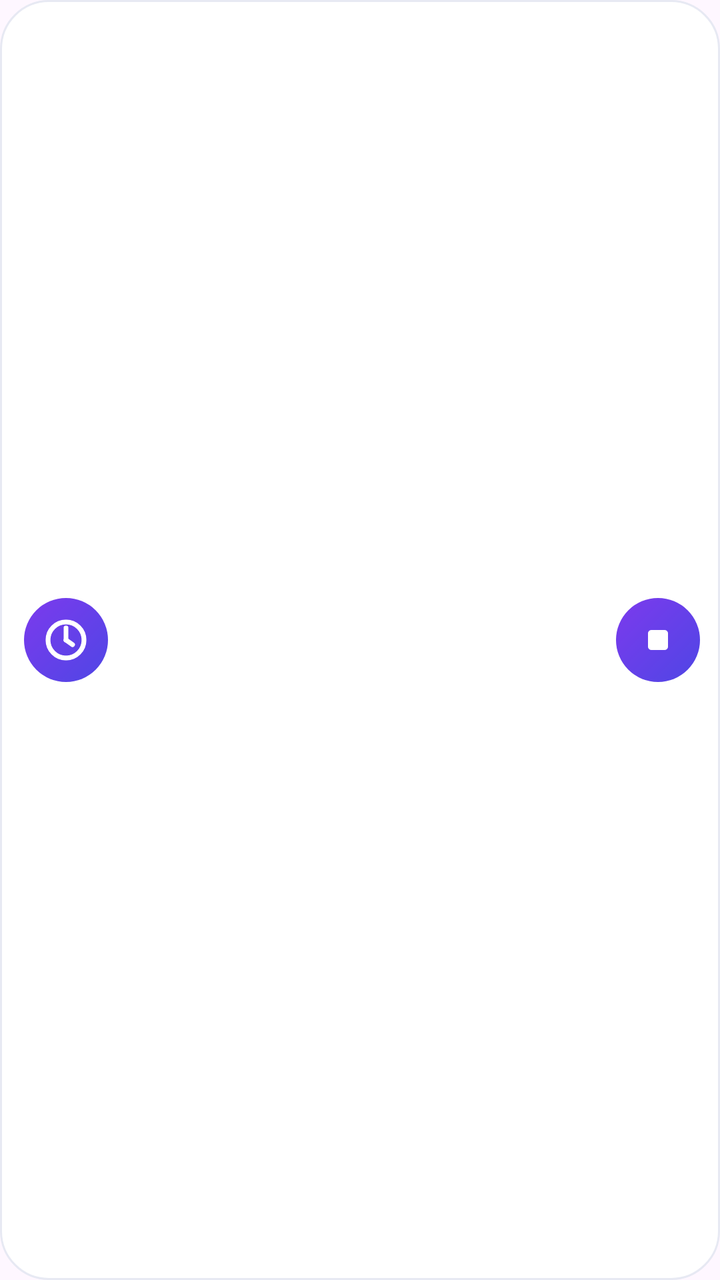
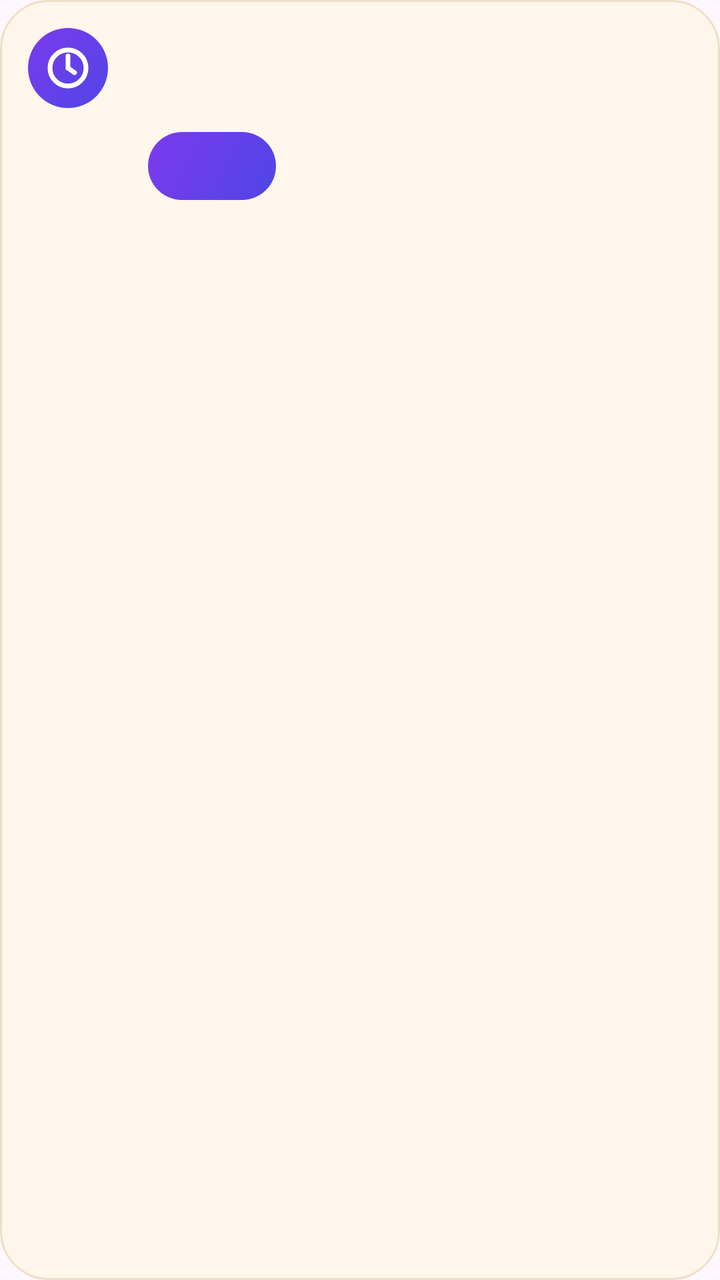

Two renders of the same Android screen: before a commit and after it. Below are the layout's source before the change and the commit's diff.
<!-- AndroidManifest.xml: application theme Theme.DaxiaoWeekAlarm -->
<!-- res/layout/float_alarm.xml -->
<?xml version="1.0" encoding="utf-8"?>
<LinearLayout xmlns:android="http://schemas.android.com/apk/res/android"
    android:layout_width="match_parent"
    android:layout_height="wrap_content"
    android:background="@drawable/bg_float_card"
    android:gravity="center_vertical"
    android:orientation="horizontal"
    android:paddingStart="12dp"
    android:paddingTop="10dp"
    android:paddingEnd="10dp"
    android:paddingBottom="10dp">

    <ImageView
        android:layout_width="42dp"
        android:layout_height="42dp"
        android:background="@drawable/bg_notif_icon"
        android:contentDescription="@null"
        android:padding="9dp"
        android:src="@drawable/ic_notification" />

    <LinearLayout
        android:layout_width="0dp"
        android:layout_height="wrap_content"
        android:layout_marginStart="11dp"
        android:layout_weight="1"
        android:orientation="vertical">

        <TextView
            android:id="@+id/fa_title"
            android:layout_width="match_parent"
            android:layout_height="wrap_content"
            android:ellipsize="end"
            android:includeFontPadding="false"
            android:maxLines="1"
            android:textColor="@color/ink"
            android:textSize="16sp"
            android:textStyle="bold" />

        <TextView
            android:id="@+id/fa_sub"
            android:layout_width="match_parent"
            android:layout_height="wrap_content"
            android:layout_marginTop="3dp"
            android:ellipsize="end"
            android:includeFontPadding="false"
            android:maxLines="1"
            android:textColor="@color/sub"
            android:textSize="12sp" />
    </LinearLayout>

    
    <ImageButton
        android:id="@+id/fa_snooze"
        android:layout_width="42dp"
        android:layout_height="42dp"
        android:layout_marginStart="6dp"
        android:background="@drawable/bg_float_btn_outline"
        android:contentDescription="稍后再响"
        android:padding="10dp"
        android:scaleType="fitCenter"
        android:src="@drawable/ic_notif_snooze"
        android:tint="@color/indigo"
        android:visibility="gone" />

    
    <ImageButton
        android:id="@+id/fa_stop"
        android:layout_width="42dp"
        android:layout_height="42dp"
        android:layout_marginStart="8dp"
        android:background="@drawable/bg_float_btn_solid"
        android:contentDescription="停止"
        android:padding="11dp"
        android:scaleType="fitCenter"
        android:src="@drawable/ic_float_stop"
        android:tint="@color/white" />
</LinearLayout>
<!-- resources referenced by this layout -->
<resources>
  <color name="indigo">#4F46E5</color>
  <color name="ink">#1E2235</color>
  <color name="sub">#6B7189</color>
  <color name="white">#FFFFFFFF</color>
  <!-- drawable bg_float_btn_outline (drawable) -->
  <?xml version="1.0" encoding="utf-8"?>
  <shape xmlns:android="http://schemas.android.com/apk/res/android"
      android:shape="oval">
      <solid android:color="@android:color/transparent" />
      <stroke
          android:width="1.5dp"
          android:color="@color/indigo" />
  </shape>
  <!-- drawable bg_float_btn_solid (drawable) -->
  <?xml version="1.0" encoding="utf-8"?>
  <shape xmlns:android="http://schemas.android.com/apk/res/android"
      android:shape="oval">
      <gradient
          android:angle="135"
          android:startColor="@color/indigo"
          android:endColor="@color/violet" />
  </shape>
  <!-- drawable bg_float_card (drawable) -->
  <?xml version="1.0" encoding="utf-8"?>
  <shape xmlns:android="http://schemas.android.com/apk/res/android"
      android:shape="rectangle">
      <solid android:color="@color/card" />
      <stroke
          android:width="1dp"
          android:color="@color/line" />
      <corners android:radius="24dp" />
  </shape>
  <!-- drawable bg_notif_icon (drawable) -->
  <?xml version="1.0" encoding="utf-8"?>
  <shape xmlns:android="http://schemas.android.com/apk/res/android"
      android:shape="oval">
      <gradient
          android:angle="135"
          android:startColor="@color/indigo"
          android:endColor="@color/violet" />
  </shape>
  <!-- drawable ic_float_stop (drawable) -->
  <?xml version="1.0" encoding="utf-8"?>
  <vector xmlns:android="http://schemas.android.com/apk/res/android"
      android:width="24dp"
      android:height="24dp"
      android:viewportWidth="24"
      android:viewportHeight="24">
      <path
          android:fillColor="#FFFFFFFF"
          android:pathData="M8,6h8a2,2 0 0 1 2,2v8a2,2 0 0 1 -2,2H8a2,2 0 0 1 -2,-2V8a2,2 0 0 1 2,-2z" />
  </vector>
  <!-- drawable ic_notif_snooze (drawable) -->
  <?xml version="1.0" encoding="utf-8"?>
  <vector xmlns:android="http://schemas.android.com/apk/res/android"
      android:width="24dp"
      android:height="24dp"
      android:viewportWidth="24"
      android:viewportHeight="24">
      <path
          android:fillColor="#FFFFFFFF"
          android:pathData="M12,2C6.48,2 2,6.48 2,12s4.48,10 10,10 10,-4.48 10,-10S17.52,2 12,2zM12,20c-4.41,0 -8,-3.59 -8,-8s3.59,-8 8,-8 8,3.59 8,8 -3.59,8 -8,8z" />
      <path
          android:fillColor="#FFFFFFFF"
          android:pathData="M12.5,7L11,7v6l5.25,3.15 0.75,-1.23 -4.5,-2.67z" />
  </vector>
  <!-- drawable ic_notification (drawable) -->
  <?xml version="1.0" encoding="utf-8"?>
  <vector xmlns:android="http://schemas.android.com/apk/res/android"
      android:width="24dp"
      android:height="24dp"
      android:viewportWidth="24"
      android:viewportHeight="24">
      
      <path
          android:fillColor="#00000000"
          android:pathData="M12,12 m-9,0 a9,9 0 1,0 18,0 a9,9 0 1,0 -18,0"
          android:strokeColor="#FFFFFF"
          android:strokeWidth="2.4" />
      
      <path
          android:fillColor="#00000000"
          android:pathData="M12,12 L12,6"
          android:strokeColor="#FFFFFF"
          android:strokeLineCap="round"
          android:strokeWidth="2.4" />
      
      <path
          android:fillColor="#00000000"
          android:pathData="M12,12 L15.26,14.32"
          android:strokeColor="#FFFFFF"
          android:strokeLineCap="round"
          android:strokeWidth="2.4" />
  </vector>
  <style name="Theme.DaxiaoWeekAlarm" parent="Theme.Material3.DayNight.NoActionBar">
          <item name="colorPrimary">@color/indigo</item>
          <item name="colorPrimaryVariant">@color/indigo_dark</item>
          <item name="colorOnPrimary">@color/white</item>
          <item name="android:statusBarColor">@color/bg</item>
          <item name="android:windowLightStatusBar">true</item>
      </style>
  <color name="violet">#7C3AED</color>
  <color name="card">#FFFFFF</color>
  <color name="line">#E7E9F3</color>
  <color name="indigo_dark">#4338CA</color>
  <color name="bg">#F4F5FB</color>
</resources>

<!-- the commit's change to res/layout/float_alarm.xml (unified diff, before → after) -->
@@ -3,75 +3,94 @@
     android:layout_width="match_parent"
     android:layout_height="wrap_content"
     android:background="@drawable/bg_float_card"
-    android:gravity="center_vertical"
-    android:orientation="horizontal"
-    android:paddingStart="12dp"
-    android:paddingTop="10dp"
-    android:paddingEnd="10dp"
-    android:paddingBottom="10dp">
-
-    <ImageView
-        android:layout_width="42dp"
-        android:layout_height="42dp"
-        android:background="@drawable/bg_notif_icon"
-        android:contentDescription="@null"
-        android:padding="9dp"
-        android:src="@drawable/ic_notification" />
+    android:orientation="vertical"
+    android:paddingStart="14dp"
+    android:paddingTop="14dp"
+    android:paddingEnd="14dp"
+    android:paddingBottom="12dp">
 
     <LinearLayout
-        android:layout_width="0dp"
+        android:layout_width="match_parent"
         android:layout_height="wrap_content"
-        android:layout_marginStart="11dp"
-        android:layout_weight="1"
-        android:orientation="vertical">
+        android:orientation="horizontal">
 
-        <TextView
-            android:id="@+id/fa_title"
-            android:layout_width="match_parent"
+        <ImageView
+            android:layout_width="40dp"
+            android:layout_height="40dp"
+            android:background="@drawable/bg_notif_icon"
+            android:contentDescription="@null"
+            android:padding="8dp"
+            android:src="@drawable/ic_notification" />
+
+        <LinearLayout
+            android:layout_width="0dp"
             android:layout_height="wrap_content"
-            android:ellipsize="end"
-            android:includeFontPadding="false"
-            android:maxLines="1"
-            android:textColor="@color/ink"
-            android:textSize="16sp"
-            android:textStyle="bold" />
+            android:layout_marginStart="12dp"
+            android:layout_weight="1"
+            android:orientation="vertical">
 
-        <TextView
-            android:id="@+id/fa_sub"
-            android:layout_width="match_parent"
-            android:layout_height="wrap_content"
-            android:layout_marginTop="3dp"
-            android:ellipsize="end"
-            android:includeFontPadding="false"
-            android:maxLines="1"
-            android:textColor="@color/sub"
-            android:textSize="12sp" />
+            <TextView
+                android:id="@+id/fa_title"
+                android:layout_width="match_parent"
+                android:layout_height="wrap_content"
+                android:ellipsize="end"
+                android:includeFontPadding="false"
+                android:maxLines="1"
+                android:textColor="@color/float_card_title"
+                android:textSize="16sp"
+                android:textStyle="bold" />
+
+            <TextView
+                android:id="@+id/fa_sub"
+                android:layout_width="match_parent"
+                android:layout_height="wrap_content"
+                android:layout_marginTop="3dp"
+                android:ellipsize="end"
+                android:includeFontPadding="false"
+                android:maxLines="1"
+                android:textColor="@color/float_card_sub"
+                android:textSize="12sp" />
+        </LinearLayout>
     </LinearLayout>
 
     
-    <ImageButton
-        android:id="@+id/fa_snooze"
-        android:layout_width="42dp"
-        android:layout_height="42dp"
-        android:layout_marginStart="6dp"
-        android:background="@drawable/bg_float_btn_outline"
-        android:contentDescription="稍后再响"
-        android:padding="10dp"
-        android:scaleType="fitCenter"
-        android:src="@drawable/ic_notif_snooze"
-        android:tint="@color/indigo"
-        android:visibility="gone" />
+    <LinearLayout
+        android:layout_width="match_parent"
+        android:layout_height="wrap_content"
+        android:layout_marginStart="52dp"
+        android:layout_marginTop="12dp"
+        android:orientation="horizontal">
 
-    
-    <ImageButton
-        android:id="@+id/fa_stop"
-        android:layout_width="42dp"
-        android:layout_height="42dp"
-        android:layout_marginStart="8dp"
-        android:background="@drawable/bg_float_btn_solid"
-        android:contentDescription="停止"
-        android:padding="11dp"
-        android:scaleType="fitCenter"
-        android:src="@drawable/ic_float_stop"
-        android:tint="@color/white" />
+        <TextView
+            android:id="@+id/fa_snooze"
+            android:layout_width="wrap_content"
+            android:layout_height="34dp"
+            android:background="@drawable/bg_notif_action_outline"
+            android:gravity="center"
+            android:includeFontPadding="false"
+            android:maxLines="1"
+            android:minWidth="64dp"
+            android:paddingStart="14dp"
+            android:paddingEnd="14dp"
+            android:textColor="@color/violet"
+            android:textSize="13sp"
+            android:textStyle="bold"
+            android:visibility="gone" />
+
+        <TextView
+            android:id="@+id/fa_stop"
+            android:layout_width="wrap_content"
+            android:layout_height="34dp"
+            android:layout_marginStart="8dp"
+            android:background="@drawable/bg_notif_action"
+            android:gravity="center"
+            android:includeFontPadding="false"
+            android:maxLines="1"
+            android:minWidth="64dp"
+            android:paddingStart="14dp"
+            android:paddingEnd="14dp"
+            android:textColor="@color/white"
+            android:textSize="13sp"
+            android:textStyle="bold" />
+    </LinearLayout>
 </LinearLayout>
<!-- resource entries referenced after the edit -->
@@ -1,36 +1,37 @@
 <!-- resources referenced by this layout -->
 <resources>
+  <color name="float_card_sub">#8A6A4E</color>
+  <color name="float_card_title">#2A2018</color>
   <color name="indigo">#4F46E5</color>
-  <color name="ink">#1E2235</color>
-  <color name="sub">#6B7189</color>
   <color name="white">#FFFFFFFF</color>
-  <!-- drawable bg_float_btn_outline (drawable) -->
+  <!-- drawable bg_float_card (drawable) -->
   <?xml version="1.0" encoding="utf-8"?>
   <shape xmlns:android="http://schemas.android.com/apk/res/android"
-      android:shape="oval">
-      <solid android:color="@android:color/transparent" />
+      android:shape="rectangle">
+      <solid android:color="@color/float_card_bg" />
       <stroke
-          android:width="1.5dp"
-          android:color="@color/indigo" />
+          android:width="1dp"
+          android:color="@color/float_card_line" />
+      <corners android:radius="24dp" />
   </shape>
-  <!-- drawable bg_float_btn_solid (drawable) -->
+  <!-- drawable bg_notif_action (drawable) -->
   <?xml version="1.0" encoding="utf-8"?>
   <shape xmlns:android="http://schemas.android.com/apk/res/android"
-      android:shape="oval">
+      android:shape="rectangle">
       <gradient
           android:angle="135"
           android:startColor="@color/indigo"
           android:endColor="@color/violet" />
+      <corners android:radius="100dp" />
   </shape>
-  <!-- drawable bg_float_card (drawable) -->
+  <!-- drawable bg_notif_action_outline (drawable) -->
   <?xml version="1.0" encoding="utf-8"?>
   <shape xmlns:android="http://schemas.android.com/apk/res/android"
       android:shape="rectangle">
-      <solid android:color="@color/card" />
       <stroke
-          android:width="1dp"
-          android:color="@color/line" />
-      <corners android:radius="24dp" />
+          android:width="1.2dp"
+          android:color="@color/violet" />
+      <corners android:radius="100dp" />
   </shape>
   <!-- drawable bg_notif_icon (drawable) -->
   <?xml version="1.0" encoding="utf-8"?>
@@ -41,31 +42,6 @@
           android:startColor="@color/indigo"
           android:endColor="@color/violet" />
   </shape>
-  <!-- drawable ic_float_stop (drawable) -->
-  <?xml version="1.0" encoding="utf-8"?>
-  <vector xmlns:android="http://schemas.android.com/apk/res/android"
-      android:width="24dp"
-      android:height="24dp"
-      android:viewportWidth="24"
-      android:viewportHeight="24">
-      <path
-          android:fillColor="#FFFFFFFF"
-          android:pathData="M8,6h8a2,2 0 0 1 2,2v8a2,2 0 0 1 -2,2H8a2,2 0 0 1 -2,-2V8a2,2 0 0 1 2,-2z" />
-  </vector>
-  <!-- drawable ic_notif_snooze (drawable) -->
-  <?xml version="1.0" encoding="utf-8"?>
-  <vector xmlns:android="http://schemas.android.com/apk/res/android"
-      android:width="24dp"
-      android:height="24dp"
-      android:viewportWidth="24"
-      android:viewportHeight="24">
-      <path
-          android:fillColor="#FFFFFFFF"
-          android:pathData="M12,2C6.48,2 2,6.48 2,12s4.48,10 10,10 10,-4.48 10,-10S17.52,2 12,2zM12,20c-4.41,0 -8,-3.59 -8,-8s3.59,-8 8,-8 8,3.59 8,8 -3.59,8 -8,8z" />
-      <path
-          android:fillColor="#FFFFFFFF"
-          android:pathData="M12.5,7L11,7v6l5.25,3.15 0.75,-1.23 -4.5,-2.67z" />
-  </vector>
   <!-- drawable ic_notification (drawable) -->
   <?xml version="1.0" encoding="utf-8"?>
   <vector xmlns:android="http://schemas.android.com/apk/res/android"
@@ -101,9 +77,9 @@
           <item name="android:statusBarColor">@color/bg</item>
           <item name="android:windowLightStatusBar">true</item>
       </style>
+  <color name="float_card_bg">#FFF6EC</color>
+  <color name="float_card_line">#F0DFC8</color>
   <color name="violet">#7C3AED</color>
-  <color name="card">#FFFFFF</color>
-  <color name="line">#E7E9F3</color>
   <color name="indigo_dark">#4338CA</color>
   <color name="bg">#F4F5FB</color>
 </resources>
